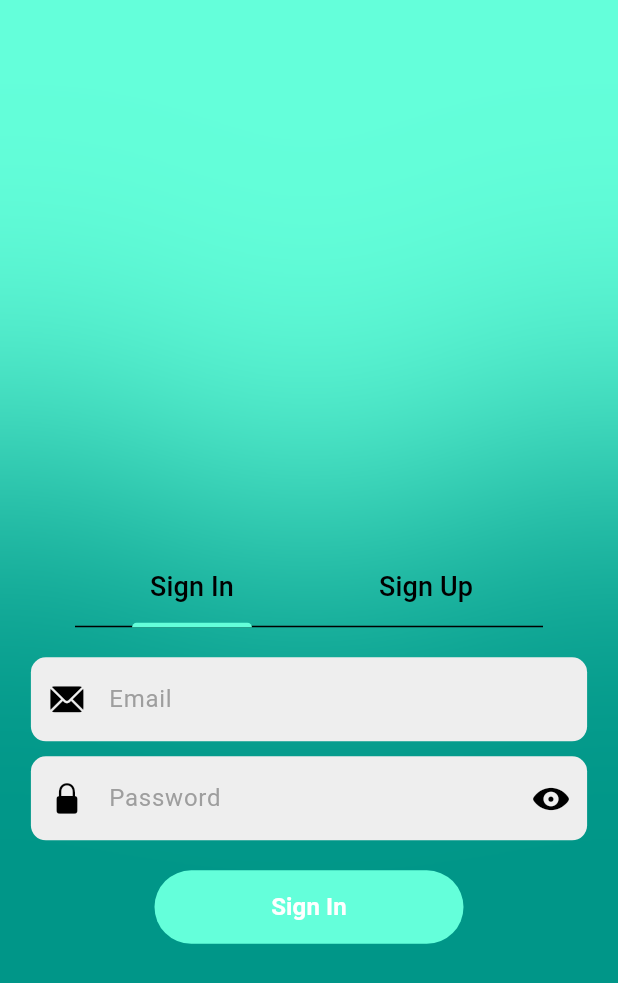
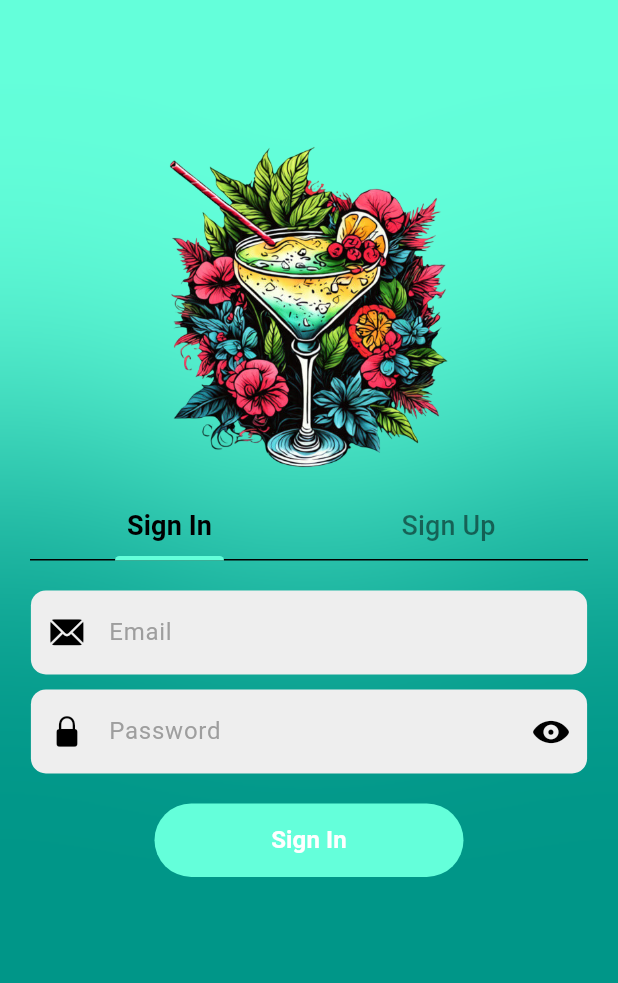
Before and after one commit to ColemanKokotti/MakeMeADrink, a Flutter app: the WelcomeScreen screen opened directly, on a phone screen of 412 x 824 dp. Shown: the top 983 px of the screen. Run offline on Flutter 3.47's test engine with Material 3 defaults, Android fonts, the phone set to English and light mode, and no system bars; our stand-ins replace bloc, cloud_firestore, equatable, firebase_auth, firebase_core, flutter_bloc; accounts and stored records are empty; network calls fail.

Commit message:
MOD
Messi apposto il posizionamento dell sign in e sign up

```diff
--- /dev/null
+++ b/devtools_options.yaml
@@ -0,0 +1,3 @@
+description: This file stores settings for Dart & Flutter DevTools.
+documentation: https://docs.flutter.dev/tools/devtools/extensions#configure-extension-enablement-states
+extensions:
--- a/lib/list_item/cocktail_list_item.dart
+++ b/lib/list_item/cocktail_list_item.dart
@@ -123,7 +123,7 @@
     });
 
     if (_isExpanded) {
-      Future.delayed(Duration(seconds: 2), () {
+      Future.delayed(Duration(seconds: 5), () {
         setState(() {
           _isExpanded = false;
         });
--- a/lib/screens/auth/welcome_screen.dart
+++ b/lib/screens/auth/welcome_screen.dart
@@ -28,7 +28,6 @@
 		);
 		super.initState();
 	}
-
 
 	@override
 	Widget build(BuildContext context) {
@@ -76,30 +75,41 @@
 								filter: ImageFilter.blur(sigmaX: 100.0, sigmaY: 100.0),
 								child: Container(),
 							),
-							Align(
-								alignment: Alignment.bottomCenter,
-								child: SizedBox(
-									height: MediaQuery.of(context).size.height / 1.8,
+							Column(
+								children: [
+									SizedBox(height: MediaQuery.of(context).size.height * 0.1),
+									SizedBox(
+										height: MediaQuery.of(context).size.height * 0.3,
+										child: Center(
+											child: Image.asset(
+												'assets/images/startScreenImage.png',
+												fit: BoxFit.contain,
+											),
+										),
+									),
+									SizedBox(
+										height: MediaQuery.of(context).size.height * 0.6,
 										child: Column(
 											children: [
 												Padding(
-												padding: const EdgeInsets.symmetric(horizontal: 50.0),
+													padding: const EdgeInsets.symmetric(horizontal: 20.0),
 													child: TabBar(
 														controller: tabController,
-                            unselectedLabelColor: Theme.of(context).colorScheme.onSurface..withAlpha((0.5 * 255).toInt()),
+														unselectedLabelColor: Theme.of(context).colorScheme.onSurface.withAlpha((0.5 * 255).toInt()),
 														labelColor: Theme.of(context).colorScheme.onSurface,
 														tabs: const [
 															Padding(
-															padding: EdgeInsets.all(12.0),
+																padding: EdgeInsets.all(8.0),
 																child: Text(
 																	'Sign In',
 																	style: TextStyle(
 																		fontSize: 18,
+																		fontWeight: FontWeight.bold,
 																	),
 																),
 															),
 															Padding(
-															padding: EdgeInsets.all(12.0),
+																padding: EdgeInsets.all(8.0),
 																child: Text(
 																	'Sign Up',
 																	style: TextStyle(
@@ -132,7 +142,8 @@
 											],
 										),
 									),
-							)
+								],
+							),
 						],
 					),
 				),
```
Lines whose indentation alone changed are shown as unchanged.
